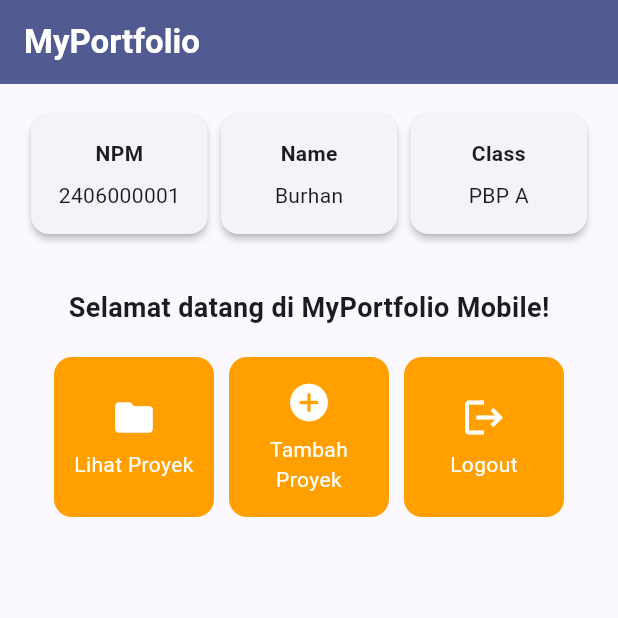
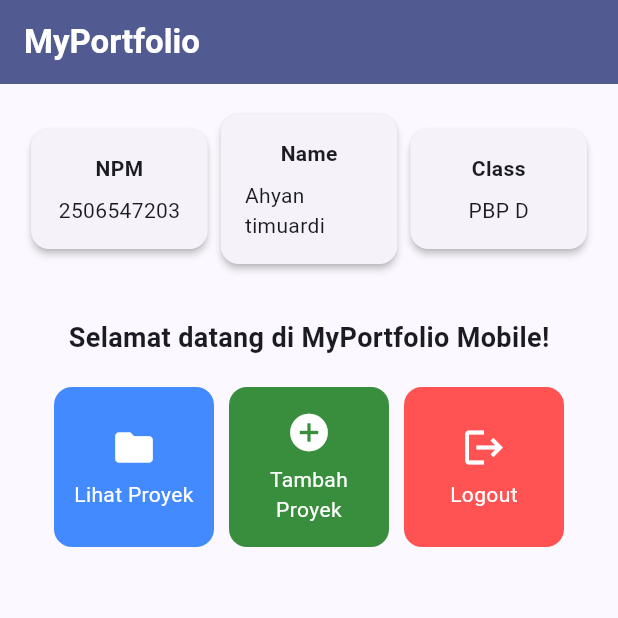
Before and after one commit to Elbardio-hub/myportofolio_mobile, a Flutter app: the screen it shows after launch, on a phone screen of 412 x 824 dp, the top half of it. Run offline on Flutter 3.47's test engine with Material 3 defaults, Android fonts, the phone set to English and light mode, and no system bars.

Commit message:
Tugas Individu 7

```diff
--- a/lib/menu.dart
+++ b/lib/menu.dart
@@ -3,14 +3,14 @@ import 'package:flutter/material.dart';
 class MyHomePage extends StatelessWidget {
    MyHomePage({super.key});
 
-  final String npm = "2406000001";
-  final String nama = "Burhan";
-  final String kelas = "PBP A";
+  final String npm = "2506547203";
+  final String nama = "Ahyan timuardi";
+  final String kelas = "PBP D";
 
   final List<ItemHomepage> items = [
-    ItemHomepage("Lihat Proyek", Icons.folder),
-    ItemHomepage("Tambah Proyek", Icons.add_circle),
-    ItemHomepage("Logout", Icons.logout),
+    ItemHomepage("Lihat Proyek", Icons.folder, Colors.blueAccent),
+    ItemHomepage("Tambah Proyek", Icons.add_circle, Colors.green.shade700),
+    ItemHomepage("Logout", Icons.logout, Colors.redAccent),
   ];
 
   @override
@@ -119,8 +119,9 @@ class InfoCard extends StatelessWidget {
 class ItemHomepage {
   final String name;
   final IconData icon;
+  final Color color;
 
-  ItemHomepage(this.name, this.icon);
+  ItemHomepage(this.name, this.icon, this.color);
 }
 
 class ItemCard extends StatelessWidget {
@@ -132,7 +133,7 @@ class ItemCard extends StatelessWidget {
   Widget build(BuildContext context) {
     return Material(
       // Menggunakan warna sekunder dari skema tema aplikasi.
-      color: Theme.of(context).colorScheme.secondary,
+      color: item.color,
       borderRadius: BorderRadius.circular(12),
       child: InkWell(
         // Aksi ketika kartu ditekan oleh pengguna.
```
Also changed, not shown: 1 other file.
